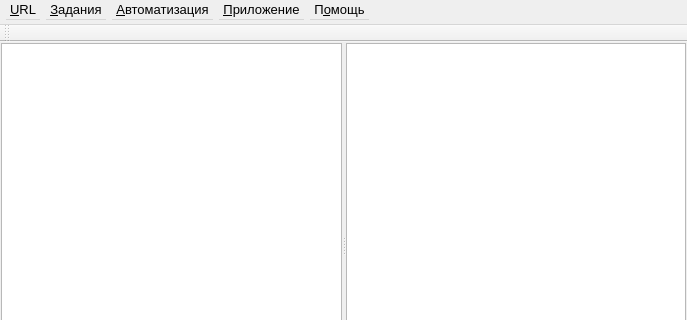
Above: REXLoader/rexwindow.ui from RA9OAJ/rexloader before the change; both pictures show x 0 to 687 and y 0 to 320 of the 687 by 469 pixel window. Below: the same form after it.
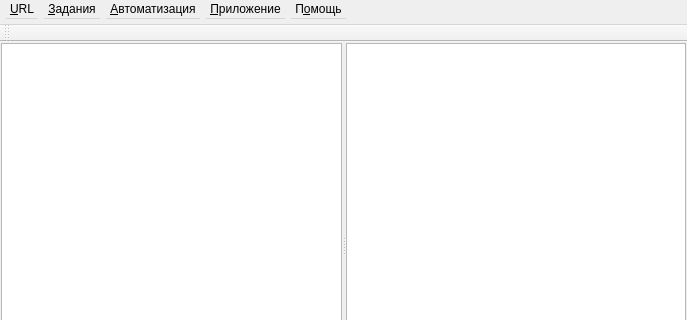
That is the form after the change. Icons and pictures are not drawn. Custom widgets are drawn as their Qt base class.

```diff
--- a/REXLoader/rexwindow.ui
+++ b/REXLoader/rexwindow.ui
@@ -114,12 +114,6 @@
      <height>25</height>
     </size>
    </property>
-   <property name="styleSheet">
-    <string notr="true">QMenuBar 
-{
-Font-size: 13px;
-}</string>
-   </property>
    <widget class="QMenu" name="menuURL">
     <property name="title">
      <string>&amp;URL</string>
```
